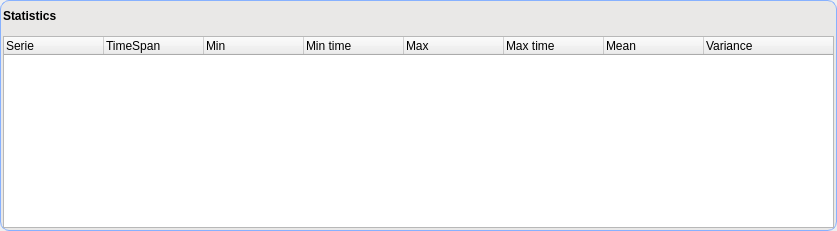
First picture: the form in trunk/src/edr/src/plugins/newChart/ui/statsTable.ui, repository mk4me/hm-mde-one, before the edit.
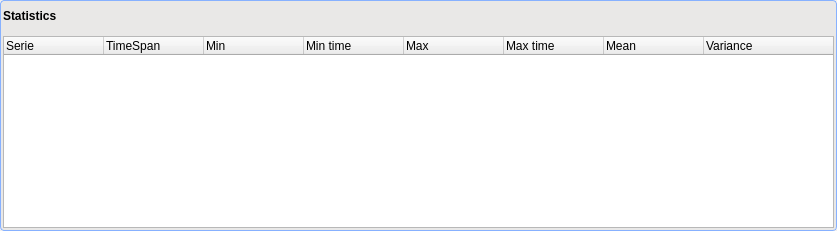
Second picture: the form after the edit. Icons and pictures are not drawn.

```diff
--- a/trunk/src/edr/src/plugins/newChart/ui/statsTable.ui
+++ b/trunk/src/edr/src/plugins/newChart/ui/statsTable.ui
@@ -23,7 +23,7 @@
    <string notr="true">QFrame#frame { 
      border: 1px solid; 
      border-color: rgb(135, 177, 255);
-     border-radius: 9px; 
+     border-radius: 4px; 
 	 padding: 2px;
 	background-color: rgb(233, 232, 231);
  } </string>
```
